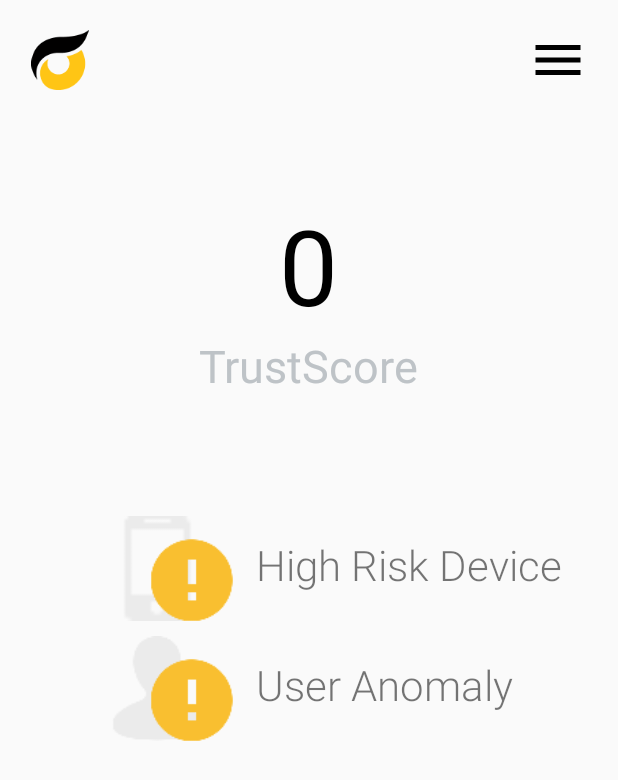
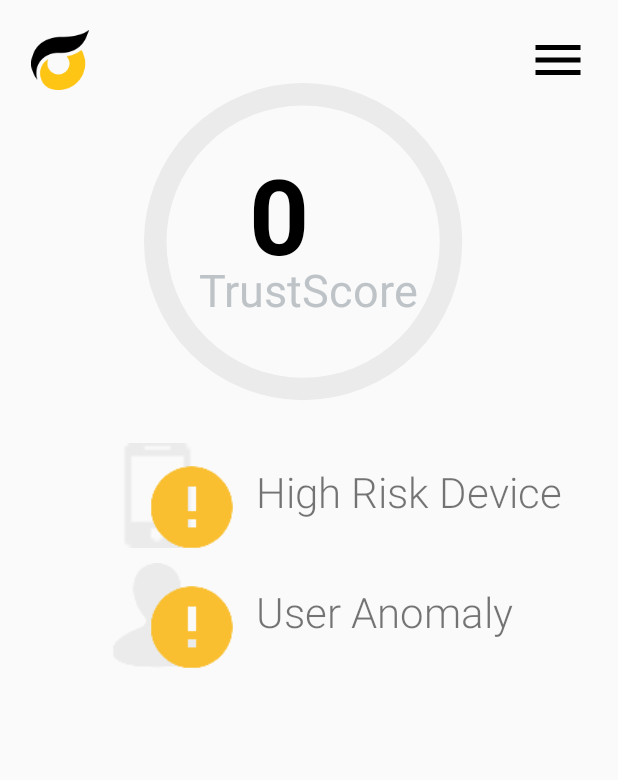
Before and after one commit to Sentegrity/sentegrity-android, an Android app: the DashboardActivity screen opened directly, with no data from a screen before it, on a phone screen of 412 x 824 dp. Shown: the top 780 px of the screen. Run offline under Robolectric (Android 15) with nearby library versions, the phone set to English and light mode, and no system bars.

Commit message:
added custom score layout with pie chart and custom parameters initialization

```diff
--- a/sentegrity/src/main/java/com/sentegrity/android/activities/DashboardActivity.java
+++ b/sentegrity/src/main/java/com/sentegrity/android/activities/DashboardActivity.java
@@ -2,9 +2,10 @@ package com.sentegrity.android.activities;
 
 import android.app.Activity;
 import android.os.Bundle;
-import android.os.Handler;
 
 import com.sentegrity.android.R;
+import com.sentegrity.android.widget.PieChart;
+import com.sentegrity.android.widget.ScoreLayout;
 
 /**
  * Created by dmestrov on 20/03/16.
@@ -16,5 +17,8 @@ public class DashboardActivity extends Activity {
         super.onCreate(savedInstanceState);
         setContentView(R.layout.activity_dashboard);
 
+        ScoreLayout score = (ScoreLayout) findViewById(R.id.score_layout);
+        score.animatePercentage(90);
+        score.setTitle("TrustScore");
     }
 }
--- /dev/null
+++ b/sentegrity/src/main/java/com/sentegrity/android/widget/PieChart.java
@@ -0,0 +1,82 @@
+package com.sentegrity.android.widget;
+
+import android.content.Context;
+import android.graphics.Canvas;
+import android.graphics.Paint;
+import android.graphics.RectF;
+import android.util.AttributeSet;
+import android.view.animation.Animation;
+import android.view.animation.Transformation;
+import android.widget.RelativeLayout;
+
+import com.sentegrity.android.R;
+
+/**
+ * Created by dmestrov on 20/03/16.
+ */
+public class PieChart extends RelativeLayout {
+    private RectF rect = new RectF();
+    private Paint paint = new Paint();
+    private int percentage = 0;
+
+    private int mainColor;
+    private int bkgColor;
+
+    public PieChart(Context context) {
+        this(context, null);
+    }
+
+    public PieChart(Context context, AttributeSet attrs) {
+        super(context, attrs);
+
+        mainColor = getResources().getColor(R.color.colorPrimaryDark);
+        bkgColor = getResources().getColor(R.color.colorGray);
+
+        paint.setAntiAlias(true);
+        paint.setStyle(Paint.Style.STROKE);
+        paint.setStrokeWidth(40);
+
+        setWillNotDraw(false);
+    }
+
+    public void setColors(int mainColor, int bkgColor){
+        this.mainColor = mainColor;
+        this.bkgColor = bkgColor;
+    }
+
+    public void setStroke(float stroke){
+        paint.setStrokeWidth(stroke);
+    }
+
+    public int getPercentage() {
+        return percentage;
+    }
+
+    public void updatePercentage(int percentage) {
+        this.percentage = percentage;
+        invalidate();
+    }
+
+    @Override
+    protected void onSizeChanged(int w, int h, int oldw, int oldh) {
+        super.onSizeChanged(w, h, oldw, oldh);
+        w = (int) (w - paint.getStrokeWidth());
+        h = (int) (h - paint.getStrokeWidth());
+        if (w > h) {
+            rect.set(w / 2 - h / 2 + paint.getStrokeWidth(), 0 + paint.getStrokeWidth() / 2, w / 2 + h / 2, h);
+        } else {
+            rect.set(0 + paint.getStrokeWidth() / 2, h / 2 - w / 2 + paint.getStrokeWidth() / 2, w, h / 2 + w / 2);
+        }
+    }
+
+    @Override
+    protected void onDraw(Canvas canvas) {
+        super.onDraw(canvas);
+
+        paint.setColor(mainColor);
+        canvas.drawArc(rect, 90, 360 * percentage / 100, false, paint);
+
+        paint.setColor(bkgColor);
+        canvas.drawArc(rect, 360 * percentage / 100 + 90, 360 - 360 * percentage / 100, false, paint);
+    }
+}
--- /dev/null
+++ b/sentegrity/src/main/java/com/sentegrity/android/widget/ScoreLayout.java
@@ -0,0 +1,114 @@
+package com.sentegrity.android.widget;
+
+import android.content.Context;
+import android.content.res.TypedArray;
+import android.graphics.Color;
+import android.text.TextUtils;
+import android.util.AttributeSet;
+import android.util.TypedValue;
+import android.view.LayoutInflater;
+import android.view.View;
+import android.view.animation.Animation;
+import android.view.animation.Transformation;
+import android.widget.RelativeLayout;
+import android.widget.TextView;
+
+import com.sentegrity.android.R;
+
+/**
+ * Created by dmestrov on 20/03/16.
+ */
+public class ScoreLayout extends RelativeLayout {
+
+    private PieChart chart;
+    private TextView percentageCount;
+    private TextView title;
+
+    private int percentage = 0;
+
+    public ScoreLayout(Context context) {
+        this(context, null);
+    }
+
+    public ScoreLayout(Context context, AttributeSet attrs) {
+        super(context, attrs);
+
+        LayoutInflater.from(getContext()).inflate(R.layout.score_layout, this);
+        chart = (PieChart) findViewById(R.id.pie);
+        percentageCount = (TextView) findViewById(R.id.percentage);
+        title = (TextView) findViewById(R.id.title);
+
+        readAttributes(attrs);
+    }
+
+    private void readAttributes(AttributeSet attributeSet){
+        TypedArray arr = getContext().obtainStyledAttributes(attributeSet, R.styleable.ScoreLayout);
+
+        int pieMainColor = arr.getColor(R.styleable.ScoreLayout_pie_main_color, 0);
+        int pieBackColor = arr.getColor(R.styleable.ScoreLayout_pie_back_color, 0);
+        float pieStroke = arr.getDimension(R.styleable.ScoreLayout_pie_stroke, 0);
+        float titleSize = arr.getDimension(R.styleable.ScoreLayout_title_text_size, 0);
+        float percentageSize = arr.getDimension(R.styleable.ScoreLayout_percentage_text_size, 0);
+        CharSequence titleString = arr.getString(R.styleable.ScoreLayout_title_text);
+
+        if(pieBackColor == 0 || pieMainColor == 0 || pieStroke == 0 || titleSize == 0 || percentageSize == 0) {
+            throw new IllegalArgumentException("Please provide all needed attributes for the score layout!");
+        }
+
+        chart.setColors(pieMainColor, pieBackColor);
+        chart.setStroke(pieStroke);
+        percentageCount.setTextSize(TypedValue.COMPLEX_UNIT_PX, percentageSize);
+        title.setTextSize(TypedValue.COMPLEX_UNIT_PX, titleSize);
+        if(!TextUtils.isEmpty(titleString))
+            title.setText(titleString);
+
+        arr.recycle();
+    }
+
+    public void setTitle(String title){
+        this.title.setText(title);
+    }
+
+    public void animatePercentage(final int percentage){
+        if(percentage > 100 || percentage < 0){
+            throw new IllegalArgumentException("Percentage must be between 0 and 100.");
+        }
+        postDelayed(new Runnable() {
+            @Override
+            public void run() {
+                PercentageAnimation animation = new PercentageAnimation(percentage);
+                animation.setDuration(500);
+                startAnimation(animation);
+            }
+        }, 250);
+    }
+
+    public int getPercentage() {
+        return percentage;
+    }
+
+    private void setPercentage(int percentage) {
+        this.percentage = percentage;
+        percentageCount.setText(percentage + "");
+        chart.updatePercentage(percentage);
+    }
+
+    class PercentageAnimation extends Animation {
+
+        private float oldPercentage;
+        private float newPercentage;
+
+        public PercentageAnimation(int newPercentage) {
+            this.oldPercentage = getPercentage();
+            this.newPercentage = newPercentage;
+        }
+
+        @Override
+        protected void applyTransformation(float interpolatedTime, Transformation transformation) {
+            int percentage = (int) (oldPercentage + ((newPercentage - oldPercentage) * interpolatedTime));
+
+            setPercentage(percentage);
+            requestLayout();
+        }
+    }
+}
--- a/sentegrity/src/main/res/layout/activity_dashboard.xml
+++ b/sentegrity/src/main/res/layout/activity_dashboard.xml
@@ -1,5 +1,7 @@
 <?xml version="1.0" encoding="utf-8"?>
-<LinearLayout xmlns:android="http://schemas.android.com/apk/res/android"
+<RelativeLayout
+    xmlns:android="http://schemas.android.com/apk/res/android"
+    xmlns:custom="http://schemas.android.com/apk/res-auto"
     android:layout_width="match_parent"
     android:layout_height="match_parent"
     android:orientation="vertical">
@@ -29,29 +31,31 @@
 
     </LinearLayout>
 
-    <TextView
-        android:layout_width="wrap_content"
-        android:layout_height="wrap_content"
+    <LinearLayout
+        android:layout_width="match_parent"
+        android:layout_height="match_parent"
+        android:layout_marginTop="35dp"
+        android:orientation="vertical">
+
+
+        <com.sentegrity.android.widget.ScoreLayout
+            android:id="@+id/score_layout"
+            android:layout_width="220dp"
+            android:layout_height="220dp"
             android:layout_gravity="center_horizontal"
-        android:layout_marginTop="70dp"
-        android:text="0"
-        android:textColor="#000000"
-        android:textSize="70dp" />
+            custom:pie_main_color="@color/colorPrimaryDark"
+            custom:pie_back_color="@color/colorGray"
+            custom:pie_stroke="15dp"
+            custom:title_text_size="30dp"
+            custom:percentage_text_size="70dp"
+            android:layout_margin="20dp"/>
 
-    <TextView
-        android:layout_width="wrap_content"
-        android:layout_height="wrap_content"
-        android:layout_gravity="center_horizontal"
-        android:layout_marginBottom="80dp"
-        android:text="TrustScore"
-        android:textColor="#bec3c7"
-        android:textSize="30dp" />
 
         <LinearLayout
             android:layout_width="match_parent"
             android:layout_height="wrap_content"
-        android:orientation="horizontal"
-        android:layout_marginBottom="10dp">
+            android:layout_marginBottom="10dp"
+            android:orientation="horizontal">
 
             <RelativeLayout
                 android:layout_width="wrap_content"
@@ -65,24 +69,25 @@
                     android:src="@drawable/mobile_64px_grey" />
 
                 <ImageView
-                android:layout_marginBottom="-5dp"
                     android:layout_width="65dp"
                     android:layout_height="65dp"
+                    android:layout_alignParentBottom="true"
+                    android:layout_marginBottom="-5dp"
                     android:layout_marginLeft="25dp"
                     android:scaleType="fitXY"
-                android:src="@drawable/error_yellow"
-                android:layout_alignParentBottom="true"/>
+                    android:src="@drawable/error_yellow" />
             </RelativeLayout>
+
             <TextView
-            android:gravity="center_vertical"
                 android:layout_width="0dp"
                 android:layout_height="65dp"
                 android:layout_weight="1"
-            android:textSize="28dp"
                 android:fontFamily="sans-serif-light"
+                android:gravity="center_vertical"
+                android:paddingLeft="10dp"
                 android:paddingRight="10dp"
-            android:paddingLeft="10dp"
-            android:text="High Risk Device"/>
+                android:text="High Risk Device"
+                android:textSize="28dp" />
         </LinearLayout>
 
         <LinearLayout
@@ -102,23 +107,25 @@
                     android:src="@drawable/user_grey" />
 
                 <ImageView
-                android:layout_marginBottom="-5dp"
                     android:layout_width="65dp"
                     android:layout_height="65dp"
+                    android:layout_alignParentBottom="true"
+                    android:layout_marginBottom="-5dp"
                     android:layout_marginLeft="25dp"
                     android:scaleType="fitXY"
-                android:src="@drawable/error_yellow"
-                android:layout_alignParentBottom="true"/>
+                    android:src="@drawable/error_yellow" />
             </RelativeLayout>
+
             <TextView
-            android:gravity="center_vertical"
                 android:layout_width="0dp"
                 android:layout_height="65dp"
                 android:layout_weight="1"
-            android:textSize="28dp"
                 android:fontFamily="sans-serif-light"
+                android:gravity="center_vertical"
+                android:paddingLeft="10dp"
                 android:paddingRight="10dp"
-            android:paddingLeft="10dp"
-            android:text="User Anomaly"/>
+                android:text="User Anomaly"
+                android:textSize="28dp" />
         </LinearLayout>
     </LinearLayout>
+</RelativeLayout>
--- /dev/null
+++ b/sentegrity/src/main/res/layout/score_layout.xml
@@ -0,0 +1,49 @@
+<?xml version="1.0" encoding="utf-8"?>
+<RelativeLayout
+    xmlns:android="http://schemas.android.com/apk/res/android"
+    android:layout_width="match_parent"
+    android:layout_height="match_parent">
+
+    <LinearLayout
+        android:layout_width="match_parent"
+        android:layout_height="match_parent"
+        android:orientation="vertical">
+
+        <View
+            android:layout_width="match_parent"
+            android:layout_height="0dp"
+            android:layout_weight="0.8"/>
+        <TextView
+            android:layout_width="wrap_content"
+            android:layout_height="wrap_content"
+            android:layout_gravity="center_horizontal"
+            android:includeFontPadding="false"
+            android:layout_marginBottom="-5dp"
+            android:text="0"
+            android:textColor="#000000"
+            android:textSize="70dp"
+            android:textStyle="bold"
+            android:id="@+id/percentage"/>
+
+        <TextView
+            android:layout_width="wrap_content"
+            android:layout_height="wrap_content"
+            android:layout_gravity="center_horizontal"
+            android:includeFontPadding="false"
+            android:layout_marginTop="-5dp"
+            android:id="@+id/title"
+            android:textColor="#bec3c7"
+            android:textSize="30dp" />
+
+        <View
+            android:layout_width="match_parent"
+            android:layout_height="0dp"
+            android:layout_weight="1"/>
+    </LinearLayout>
+
+    <com.sentegrity.android.widget.PieChart
+        android:id="@+id/pie"
+        android:layout_width="match_parent"
+        android:layout_height="match_parent"
+        android:layout_centerInParent="true"/>
+</RelativeLayout>
--- a/sentegrity/src/main/res/values/colors.xml
+++ b/sentegrity/src/main/res/values/colors.xml
@@ -3,6 +3,8 @@
     <color name="colorPrimary">#f2c345</color>
     <color name="colorPrimaryDark">#f9ae10</color>
     <color name="colorAccent">#448aff</color>
+
+    <color name="colorGray">#ebebeb</color>
 
     <color name="gray_dark">#4c4c4c</color>
     <color name="gray_light">#808080</color>
--- a/sentegrity/src/main/res/values/styles.xml
+++ b/sentegrity/src/main/res/values/styles.xml
@@ -8,4 +8,13 @@
         <item name="colorAccent">@color/colorAccent</item>
     </style>
 
+    <declare-styleable name="ScoreLayout">
+        <attr name="pie_stroke" format="dimension" />
+        <attr name="pie_main_color" format="color" />
+        <attr name="pie_back_color" format="color" />
+        <attr name="title_text" format="string" />
+        <attr name="percentage_text_size" format="dimension" />
+        <attr name="title_text_size" format="dimension" />
+    </declare-styleable>
+
 </resources>
```
Also changed, not shown: sentegrity/src/main/java/com/sentegrity/android/widget/PieAnimation.java (added, +8 -0 lines). Lines whose indentation alone changed are shown as unchanged.
